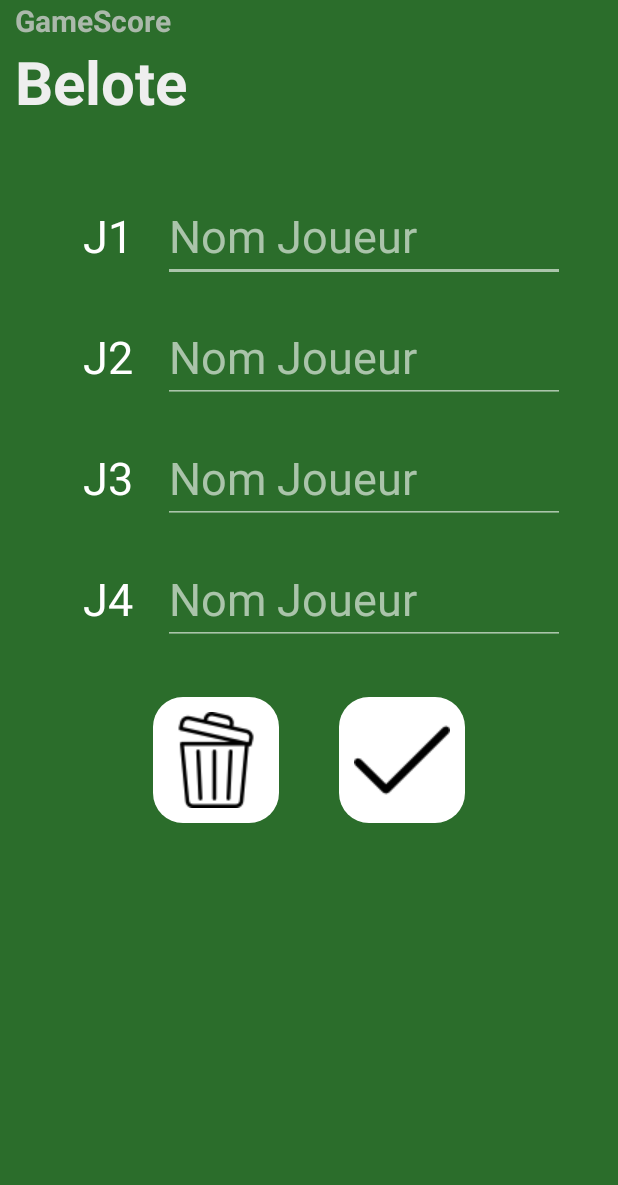
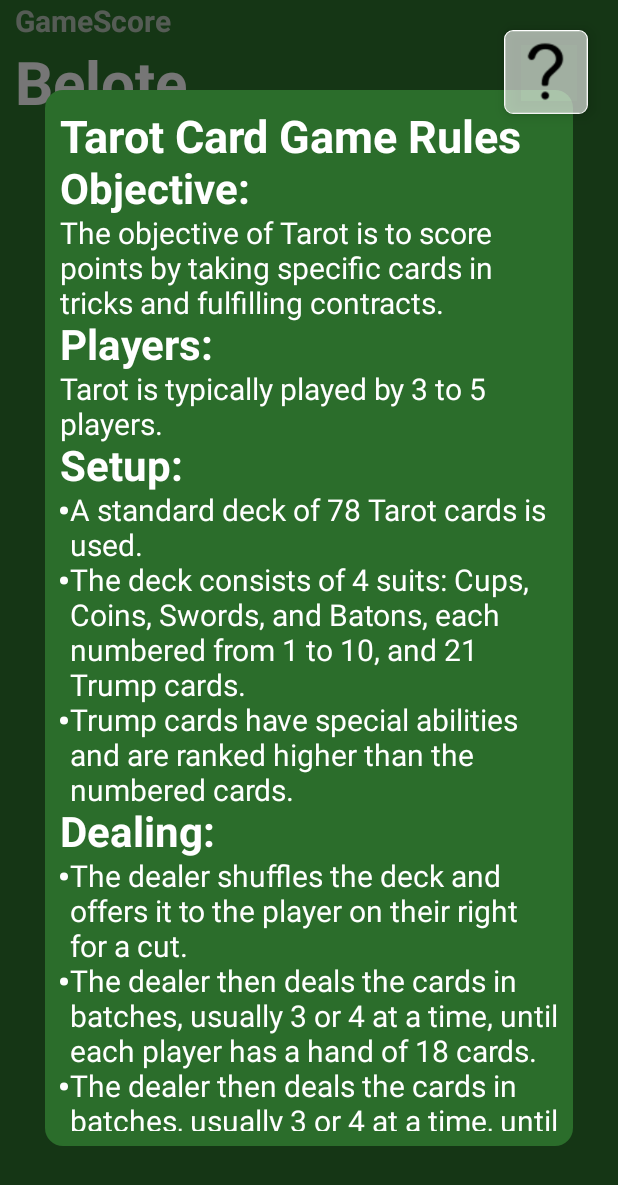
Before and after one commit to maximefuchs/GameScore, an Android app: the fragment NameFragment placed in its activity, after a tap on "Validate", on a phone screen of 412 x 824 dp. Shown: the top 1185 px of the screen. Run offline under Robolectric (Android 15) with nearby library versions, the phone set to English and light mode, and no system bars; 1 other tap on this screen came first.

Commit message:
help layout is working

```diff
--- a/app/src/main/java/com/example/gamescore/GameActivity.kt
+++ b/app/src/main/java/com/example/gamescore/GameActivity.kt
@@ -5,11 +5,15 @@ import android.app.Activity
 import android.content.Context
 import androidx.appcompat.app.AppCompatActivity
 import android.os.Bundle
+import android.text.Html
+import android.view.LayoutInflater
 import android.view.View
 import android.view.inputmethod.InputMethodManager
+import android.widget.RelativeLayout
 import androidx.core.animation.doOnEnd
 import androidx.fragment.app.Fragment
 import kotlinx.android.synthetic.main.activity_game.*
+import kotlinx.android.synthetic.main.help_layout.view.*
 import java.util.ArrayList
 
 enum class Request(val value: Int) {
@@ -19,7 +23,7 @@ enum class Request(val value: Int) {
 }
 
 enum class TypeGameSaved {
-    BELOTE,TAROT
+    BELOTE, TAROT
 }
 
 open class GameActivity : AppCompatActivity() {
@@ -55,6 +59,33 @@ open class GameActivity : AppCompatActivity() {
         }
         btnNoQuit.setOnClickListener {
             hideBackPressedMenu()
+        }
+
+
+        // Inflate the dynamic layout
+        val inflater = LayoutInflater.from(this)
+        var boolShowHelp = false
+        val dynamicLayout = inflater.inflate(R.layout.help_layout, null)
+        // Set layout parameters for the inflated view
+        val layoutParams = RelativeLayout.LayoutParams(
+            RelativeLayout.LayoutParams.MATCH_PARENT,
+            RelativeLayout.LayoutParams.MATCH_PARENT
+        )
+        dynamicLayout.layoutParams = layoutParams
+        // Set text
+        val rulesText = getString(R.string.tarot_game_rules)
+
+        val textView = dynamicLayout.text_help
+        textView.text = Html.fromHtml(rulesText, Html.FROM_HTML_MODE_COMPACT)
+
+        help_btn.setOnClickListener {
+            if (!boolShowHelp) {
+                GameActivityId.addView(dynamicLayout)
+                boolShowHelp = true
+            } else {
+                GameActivityId.removeView(dynamicLayout)
+                boolShowHelp = false
+            }
         }
 
     }
--- /dev/null
+++ b/app/src/main/res/drawable/rounded_background.xml
@@ -0,0 +1,4 @@
+<shape xmlns:android="http://schemas.android.com/apk/res/android">
+    <solid android:color="@color/colorPrimary"/> <!-- Background color -->
+    <corners android:radius="12dp"/> <!-- Corner radius in dp -->
+</shape>
--- a/app/src/main/res/layout/activity_game.xml
+++ b/app/src/main/res/layout/activity_game.xml
@@ -2,6 +2,7 @@
 <androidx.constraintlayout.widget.ConstraintLayout xmlns:android="http://schemas.android.com/apk/res/android"
     xmlns:app="http://schemas.android.com/apk/res-auto"
     xmlns:tools="http://schemas.android.com/tools"
+    android:id="@+id/GameActivityId"
     android:layout_width="match_parent"
     android:layout_height="match_parent"
     tools:context=".tarot.TarotActivity">
@@ -19,6 +20,20 @@
         app:layout_constraintBottom_toBottomOf="parent"
         app:layout_constraintEnd_toEndOf="parent"
         app:maxImageSize="50dp" />
+
+    <com.google.android.material.floatingactionbutton.FloatingActionButton
+        android:id="@+id/help_btn"
+        android:layout_width="wrap_content"
+        android:layout_height="wrap_content"
+        android:layout_margin="20dp"
+        android:backgroundTint="@color/colorAccentTransparent2"
+        android:contentDescription="@string/description_help"
+        android:padding="10dp"
+        android:src="@drawable/question"
+        app:layout_constraintRight_toRightOf="parent"
+        app:layout_constraintTop_toTopOf="parent"
+        app:maxImageSize="50dp"
+        app:shapeAppearanceOverlay="@style/CustomHelpButton" />
 
     <ScrollView
         android:layout_width="match_parent"
@@ -159,17 +174,19 @@
 
                 <Button
                     android:id="@+id/btnNoSaved"
+                    style="@style/ButtonStyleRestartNo"
                     android:layout_width="wrap_content"
-                    android:layout_height="wrap_content"
-                    style="@style/ButtonStyleRestartNo" />
+                    android:layout_height="wrap_content" />
 
                 <Button
                     android:id="@+id/btnSaved"
+                    style="@style/ButtonStyleRestartYes"
                     android:layout_width="wrap_content"
-                    android:layout_height="wrap_content"
-                    style="@style/ButtonStyleRestartYes" />
+                    android:layout_height="wrap_content" />
 
             </LinearLayout>
         </LinearLayout>
     </RelativeLayout>
+
+
 </androidx.constraintlayout.widget.ConstraintLayout>
--- /dev/null
+++ b/app/src/main/res/layout/help_layout.xml
@@ -0,0 +1,19 @@
+<?xml version="1.0" encoding="utf-8"?>
+<RelativeLayout xmlns:android="http://schemas.android.com/apk/res/android"
+    android:layout_width="match_parent"
+    android:layout_height="match_parent"
+    android:background="@color/colorBlackTransparent2"
+    android:gravity="center">
+
+    <ScrollView
+        android:layout_width="wrap_content"
+        android:layout_height="wrap_content"
+        style="@style/HelpScrollView">
+
+        <TextView
+            android:id="@+id/text_help"
+            style="@style/HelpMessage"
+            android:layout_width="wrap_content"
+            android:layout_height="wrap_content"/>
+    </ScrollView>
+</RelativeLayout>
--- a/app/src/main/res/values/colors.xml
+++ b/app/src/main/res/values/colors.xml
@@ -14,6 +14,7 @@
     <color name="colorFlash">#03DAC5</color>
 
     <color name="colorBlackTransparent">#40000000</color>
+    <color name="colorBlackTransparent2">#80000000</color>
     <color name="colorBlack">#000</color>
 
     <color name="colorDefeat">#c99198</color>
--- a/app/src/main/res/values/strings.xml
+++ b/app/src/main/res/values/strings.xml
@@ -22,6 +22,7 @@
     <string name="nb_players_tarot_1">4</string>
     <string name="nb_players_tarot_2">5</string>
     <string name="description_add_game">Add Game</string>
+    <string name="description_help">Help</string>
     <string-array name="contrats">
         <item>Petite</item>
         <item>Pousse</item>
@@ -35,6 +36,37 @@
     <string name="difference_10">10</string>
     <string name="difference_20">20</string>
     <string name="difference_30">30</string>
+
+    <string name="tarot_game_rules"><![CDATA[
+    <h1>Tarot Card Game Rules</h1>
+
+    <h2>Objective:</h2>
+    <p>The objective of Tarot is to score points by taking specific cards in tricks and fulfilling contracts.</p>
+
+    <h2>Players:</h2>
+    <p>Tarot is typically played by 3 to 5 players.</p>
+
+    <h2>Setup:</h2>
+    <ol>
+        <li>A standard deck of 78 Tarot cards is used.</li>
+        <li>The deck consists of 4 suits: Cups, Coins, Swords, and Batons, each numbered from 1 to 10, and 21 Trump cards.</li>
+        <li>Trump cards have special abilities and are ranked higher than the numbered cards.</li>
+    </ol>
+
+    <h2>Dealing:</h2>
+    <ol>
+        <li>The dealer shuffles the deck and offers it to the player on their right for a cut.</li>
+        <li>The dealer then deals the cards in batches, usually 3 or 4 at a time, until each player has a hand of 18 cards.</li>
+        <li>The dealer then deals the cards in batches, usually 3 or 4 at a time, until each player has a hand of 18 cards.</li>
+        <li>The dealer then deals the cards in batches, usually 3 or 4 at a time, until each player has a hand of 18 cards.</li>
+        <li>The dealer then deals the cards in batches, usually 3 or 4 at a time, until each player has a hand of 18 cards.</li>
+        <li>The dealer then deals the cards in batches, usually 3 or 4 at a time, until each player has a hand of 18 cards.</li>
+        <li>The dealer then deals the cards in batches, usually 3 or 4 at a time, until each player has a hand of 18 cards.</li>
+        <li>The dealer then deals the cards in batches, usually 3 or 4 at a time, until each player has a hand of 18 cards.</li>
+    </ol>
+    <!— Add more sections as needed with h2 headings and paragraphs (p) for each rule. —>]]>
+    </string>
+
     <!--    BELOTE     -->
     <string name="title_type_belote">Type de jeu</string>
     <string name="type_belote_1">Normale</string>
--- a/app/src/main/res/values/styles.xml
+++ b/app/src/main/res/values/styles.xml
@@ -58,4 +58,24 @@
         <item name="android:textSize">22sp</item>
     </style>
 
+    <!-- Help button style -->
+    <style name="CustomHelpButton">
+        <item name="cornerFamily">rounded</item>
+        <item name="cornerSize">10%</item>
+    </style>
+
+    <!-- Help message style -->
+    <style name="HelpMessage">
+        <item name="android:textColor">@color/colorAccent</item>
+        <item name="android:textSize">20sp</item>
+    </style>
+    <!-- Help scrollview style -->
+    <style name="HelpScrollView">
+        <item name="android:padding">10sp</item>
+        <item name="android:layout_marginVertical">60sp</item>
+        <item name="android:layout_marginHorizontal">30sp</item>
+        <item name="android:background">@drawable/rounded_background</item>
+    </style>
+
+
 </resources>
```
Also changed, not shown: app/src/main/res/drawable/question.png (added).
